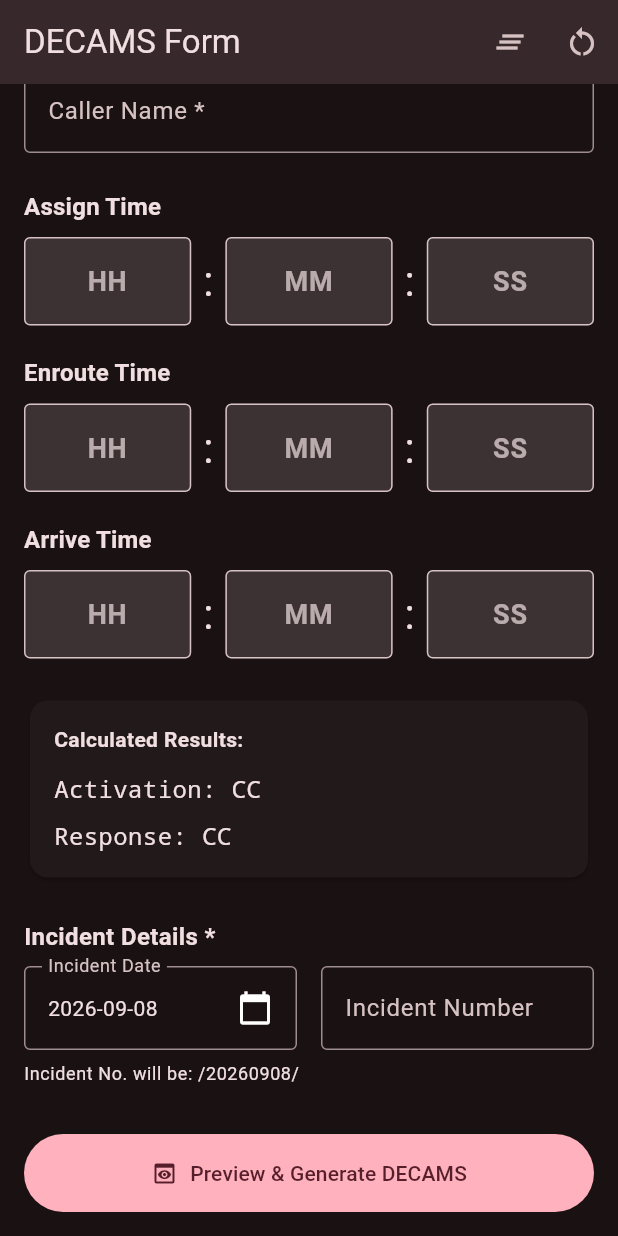
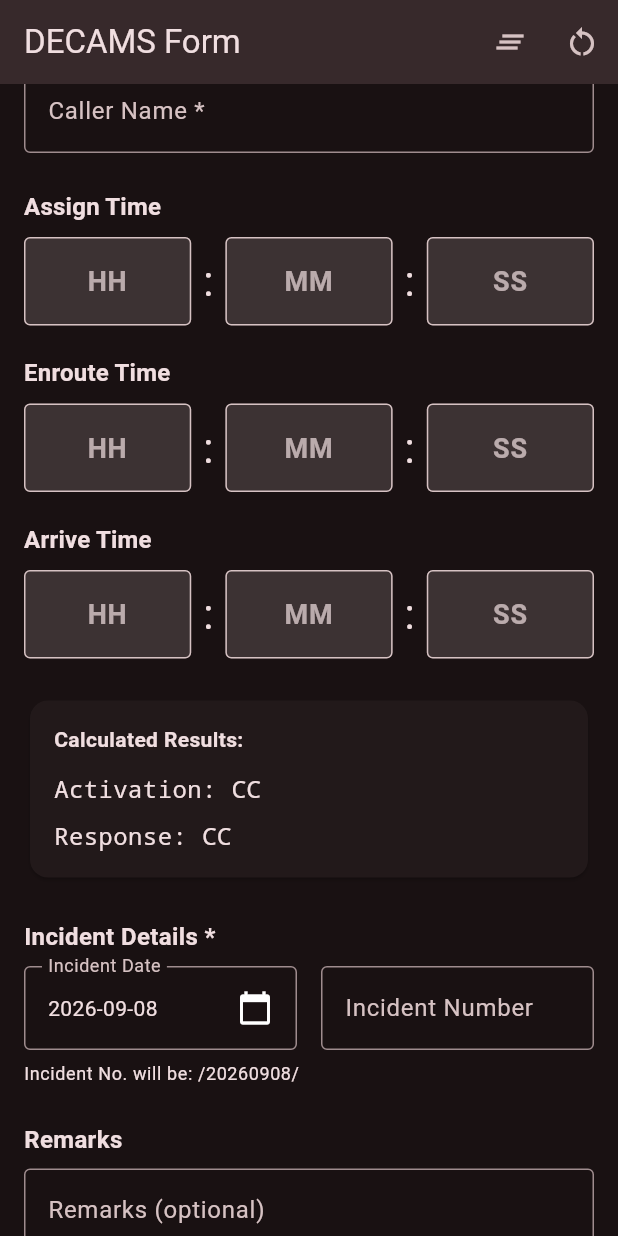
Before and after one commit to 8mpty/Decamps-Maker, a Flutter app: the DecamsFormScreen screen opened directly, scrolled down 314 dp, on a phone screen of 412 x 824 dp. Run offline on Flutter 3.47's test engine with Material 3 defaults, Android fonts, the phone set to English and light mode, and no system bars; our stand-ins replace file_picker, shared_preferences; accounts and stored records are empty.

Commit message:
added remarks section and updated final result formatting

```diff
--- /dev/null
+++ b/lib/widgets/remarks_section.dart
@@ -0,0 +1,33 @@
+import 'package:flutter/material.dart';
+
+class RemarksSection extends StatelessWidget {
+  final TextEditingController remarksController;
+
+  const RemarksSection({super.key, required this.remarksController});
+
+  @override
+  Widget build(BuildContext context) {
+    return Column(
+      crossAxisAlignment: CrossAxisAlignment.start,
+      children: [
+        const Text(
+          'Remarks',
+          style: TextStyle(fontSize: 16, fontWeight: FontWeight.bold),
+        ),
+        const SizedBox(height: 8),
+        TextFormField(
+          controller: remarksController,
+          maxLines: 3,
+          minLines: 2,
+          textCapitalization: TextCapitalization.sentences,
+          decoration: const InputDecoration(
+            labelText: 'Remarks (optional)',
+            hintText: 'Add any additional remarks...',
+            border: OutlineInputBorder(),
+            alignLabelWithHint: true,
+          ),
+        ),
+      ],
+    );
+  }
+}
```
Also changed, not shown: lib/screens/decams_form_screen.dart (+30 -26 lines).
